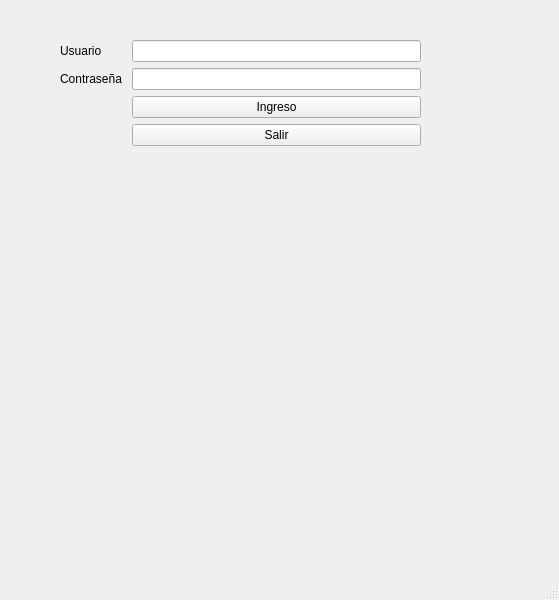
Above: ventana_pp.ui from J00SUE/Prueba before the change. Below: the same form after it.
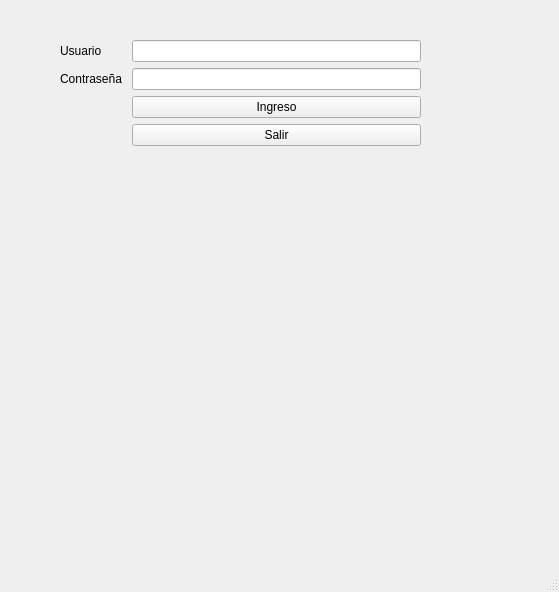
That is the form after the change.

What changed in the file:
```diff
--- a/ventana_pp.ui
+++ b/ventana_pp.ui
@@ -7,7 +7,7 @@
     <x>0</x>
     <y>0</y>
     <width>559</width>
-    <height>600</height>
+    <height>592</height>
    </rect>
   </property>
   <property name="windowTitle">
```
